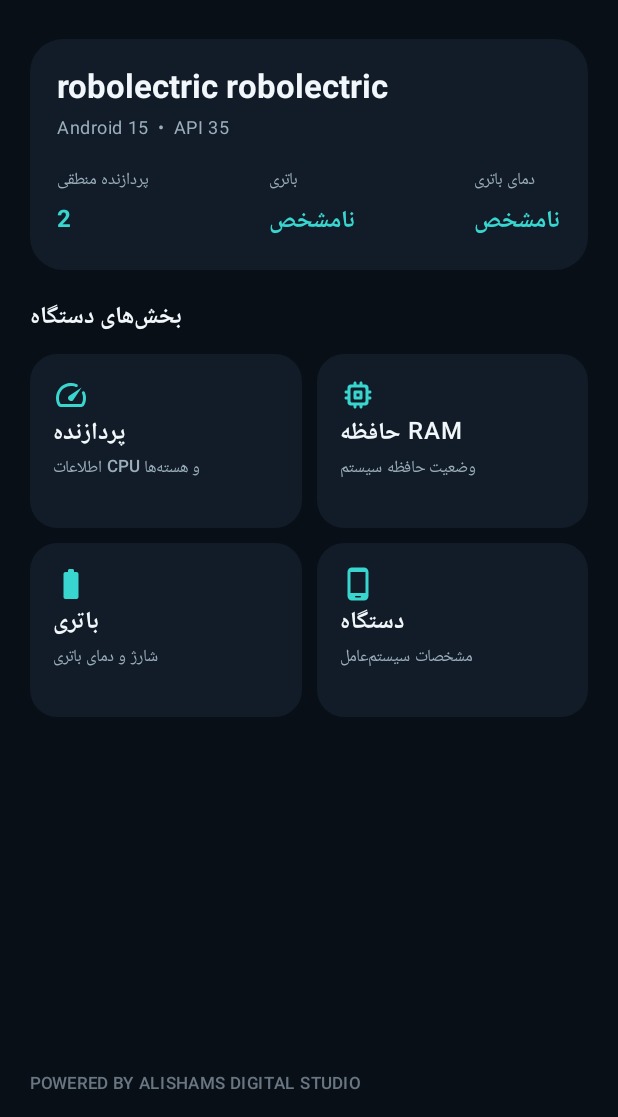
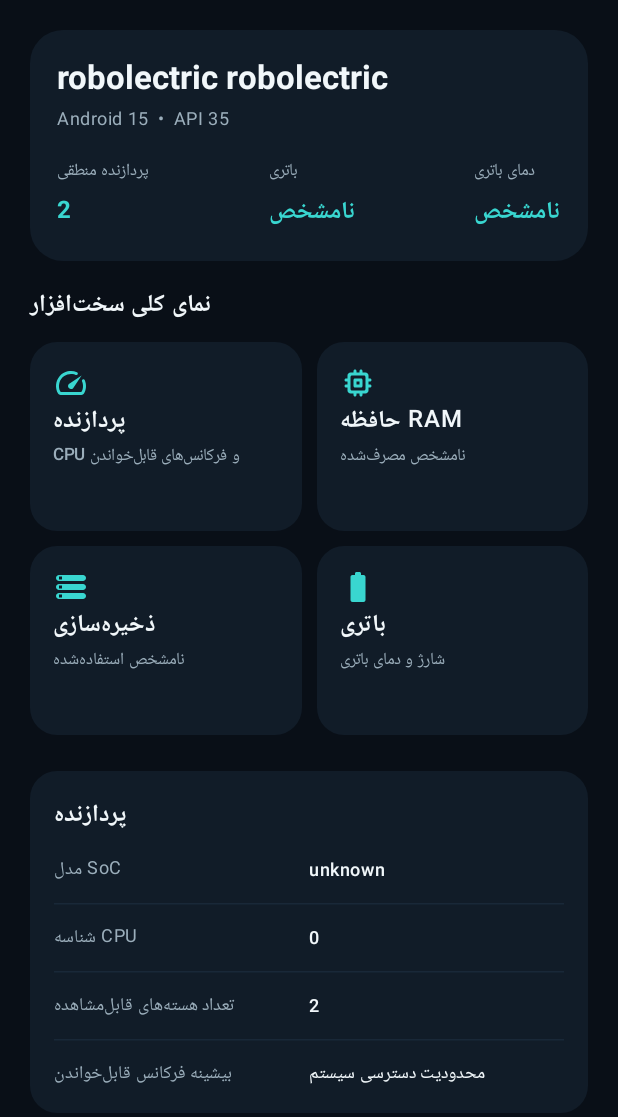
Before and after one commit to theslyapex/sakhtafzar-shenas, an Android app built with Jetpack Compose: the screen it shows after launch (MainActivity), on a phone screen of 412 x 824 dp, the part 119-1236 px from its top. Run offline under Robolectric (Android 15) with nearby library versions, the phone set to English and light mode, and no system bars.

Commit message:
feat: expand dashboard with hardware inventory and live system metrics

```diff
--- a/app/src/main/java/ir/alishams/hardwareshenas/ui/HardwareShenasApp.kt
+++ b/app/src/main/java/ir/alishams/hardwareshenas/ui/HardwareShenasApp.kt
@@ -1,7 +1,5 @@
 package ir.alishams.hardwareshenas.ui
 
-import android.app.ActivityManager
-import android.content.Context
 import androidx.compose.foundation.background
 import androidx.compose.foundation.layout.Arrangement
 import androidx.compose.foundation.layout.Column
@@ -11,6 +9,7 @@ import androidx.compose.foundation.layout.fillMaxSize
 import androidx.compose.foundation.layout.fillMaxWidth
 import androidx.compose.foundation.layout.height
 import androidx.compose.foundation.layout.padding
+import androidx.compose.foundation.lazy.LazyColumn
 import androidx.compose.foundation.lazy.grid.GridCells
 import androidx.compose.foundation.lazy.grid.LazyVerticalGrid
 import androidx.compose.foundation.lazy.grid.items
@@ -19,7 +18,9 @@ import androidx.compose.material.icons.Icons
 import androidx.compose.material.icons.rounded.BatteryFull
 import androidx.compose.material.icons.rounded.Memory
 import androidx.compose.material.icons.rounded.PhoneAndroid
+import androidx.compose.material.icons.rounded.Sensors
 import androidx.compose.material.icons.rounded.Speed
+import androidx.compose.material.icons.rounded.Storage
 import androidx.compose.material3.Card
 import androidx.compose.material3.CardDefaults
 import androidx.compose.material3.Icon
@@ -36,97 +37,113 @@ import androidx.compose.ui.text.font.FontWeight
 import androidx.compose.ui.unit.dp
 import ir.alishams.hardwareshenas.data.DeviceInfoReader
 import ir.alishams.hardwareshenas.data.DeviceSnapshot
+import ir.alishams.hardwareshenas.data.HardwareDetailsReader
+import ir.alishams.hardwareshenas.data.toStorageLabel
 import ir.alishams.hardwareshenas.ui.theme.CyanAccent
 import ir.alishams.hardwareshenas.ui.theme.Midnight
 import ir.alishams.hardwareshenas.ui.theme.SurfaceDark
 import ir.alishams.hardwareshenas.ui.theme.SurfaceElevated
 import ir.alishams.hardwareshenas.ui.theme.TextSecondary
 
-private data class DashboardModule(
-    val title: String,
-    val subtitle: String,
-    val icon: ImageVector
-)
+private data class DashboardModule(val title: String, val subtitle: String, val icon: ImageVector)
 
 @Composable
 fun HardwareShenasApp() {
     val context = LocalContext.current
     val snapshot = remember { DeviceInfoReader(context).readSnapshot() }
+    val details = remember { HardwareDetailsReader(context).read() }
+    val usedRam = (details.memory.totalBytes - details.memory.availableBytes).coerceAtLeast(0L)
+    val usedStorage = (details.storage.totalBytes - details.storage.availableBytes).coerceAtLeast(0L)
+    val modules = listOf(
+        DashboardModule("پردازنده", "CPU و فرکانس‌های قابل‌خواندن", Icons.Rounded.Speed),
+        DashboardModule("حافظه RAM", "${usedRam.toStorageLabel()} مصرف‌شده", Icons.Rounded.Memory),
+        DashboardModule("ذخیره‌سازی", "${usedStorage.toStorageLabel()} استفاده‌شده", Icons.Rounded.Storage),
+        DashboardModule("باتری", "شارژ و دمای باتری", Icons.Rounded.BatteryFull),
+        DashboardModule("سنسورها", "${details.sensors.size} سنسور شناسایی‌شده", Icons.Rounded.Sensors),
+        DashboardModule("دستگاه", "مشخصات سیستم‌عامل", Icons.Rounded.PhoneAndroid)
+    )
 
     Scaffold(containerColor = Midnight) { padding ->
-        Column(
+        LazyColumn(
             modifier = Modifier
                 .fillMaxSize()
                 .background(Midnight)
-                .padding(padding)
-                .padding(horizontal = 20.dp)
+                .padding(padding),
+            contentPadding = androidx.compose.foundation.layout.PaddingValues(horizontal = 20.dp, vertical = 22.dp),
+            verticalArrangement = Arrangement.spacedBy(16.dp)
         ) {
-            Spacer(Modifier.height(22.dp))
+            item {
                 Row(
                     modifier = Modifier.fillMaxWidth(),
                     verticalAlignment = Alignment.CenterVertically,
                     horizontalArrangement = Arrangement.SpaceBetween
                 ) {
                     Column {
-                    Text(
-                        text = "سخت‌افزار شناس",
-                        style = MaterialTheme.typography.headlineSmall,
-                        fontWeight = FontWeight.Bold,
-                        color = MaterialTheme.colorScheme.onBackground
-                    )
-                    Text(
-                        text = "شناخت دقیق‌تر از دستگاهت",
-                        style = MaterialTheme.typography.bodySmall,
-                        color = TextSecondary
-                    )
+                        Text("سخت‌افزار شناس", style = MaterialTheme.typography.headlineSmall, fontWeight = FontWeight.Bold, color = MaterialTheme.colorScheme.onBackground)
+                        Text("شناخت دقیق‌تر از دستگاهت", style = MaterialTheme.typography.bodySmall, color = TextSecondary)
                     }
                     Text(
-                    text = "HS",
+                        "HS",
                         color = CyanAccent,
                         fontWeight = FontWeight.Black,
                         style = MaterialTheme.typography.titleLarge,
-                    modifier = Modifier
-                        .background(SurfaceElevated, RoundedCornerShape(14.dp))
-                        .padding(horizontal = 15.dp, vertical = 10.dp)
+                        modifier = Modifier.background(SurfaceElevated, RoundedCornerShape(14.dp)).padding(horizontal = 15.dp, vertical = 10.dp)
                     )
                 }
-
-            Spacer(Modifier.height(22.dp))
-            DeviceHero(snapshot)
-            Spacer(Modifier.height(18.dp))
-
-            Text(
-                text = "بخش‌های دستگاه",
-                style = MaterialTheme.typography.titleMedium,
-                fontWeight = FontWeight.Bold,
-                color = MaterialTheme.colorScheme.onBackground
-            )
+            }
+            item { DeviceHero(snapshot) }
+            item {
+                Column {
+                    Text("نمای کلی سخت‌افزار", style = MaterialTheme.typography.titleMedium, fontWeight = FontWeight.Bold, color = MaterialTheme.colorScheme.onBackground)
                     Spacer(Modifier.height(10.dp))
-
-            val modules = listOf(
-                DashboardModule("پردازنده", "اطلاعات CPU و هسته‌ها", Icons.Rounded.Speed),
-                DashboardModule("حافظه RAM", "وضعیت حافظه سیستم", Icons.Rounded.Memory),
-                DashboardModule("باتری", "شارژ و دمای باتری", Icons.Rounded.BatteryFull),
-                DashboardModule("دستگاه", "مشخصات سیستم‌عامل", Icons.Rounded.PhoneAndroid)
-            )
-            LazyVerticalGrid(
+                    androidx.compose.foundation.lazy.grid.LazyVerticalGrid(
                         columns = GridCells.Fixed(2),
-                modifier = Modifier.weight(1f),
+                        modifier = Modifier.height(270.dp),
                         verticalArrangement = Arrangement.spacedBy(10.dp),
-                horizontalArrangement = Arrangement.spacedBy(10.dp)
+                        horizontalArrangement = Arrangement.spacedBy(10.dp),
+                        userScrollEnabled = false
                     ) {
-                items(modules) { module ->
-                    ModuleCard(module)
+                        items(modules) { ModuleCard(it) }
                     }
                 }
+            }
+            item {
+                InfoPanel(
+                    title = "پردازنده",
+                    rows = listOf(
+                        "مدل SoC" to (details.cpu.socModel ?: "در دسترس نیست"),
+                        "شناسه CPU" to (details.cpu.cpuName ?: "در دسترس نیست"),
+                        "تعداد هسته‌های قابل‌مشاهده" to details.cpu.coreCount.toString(),
+                        "بیشینه فرکانس قابل‌خواندن" to (details.cpu.maxFrequencyMhz?.let { "${it} MHz" } ?: "محدودیت دسترسی سیستم")
+                    )
+                )
+            }
+            item {
+                InfoPanel(
+                    title = "حافظه و ذخیره‌سازی",
+                    rows = listOf(
+                        "RAM کل" to details.memory.totalBytes.toStorageLabel(),
+                        "RAM در دسترس" to details.memory.availableBytes.toStorageLabel(),
+                        "حافظه داخلی کل" to details.storage.totalBytes.toStorageLabel(),
+                        "حافظه داخلی آزاد" to details.storage.availableBytes.toStorageLabel()
+                    )
+                )
+            }
+            item {
+                InfoPanel(
+                    title = "سنسورهای شناسایی‌شده",
+                    rows = details.sensors.take(8).map { it.name to it.vendor } +
+                        if (details.sensors.size > 8) listOf("سایر سنسورها" to "${details.sensors.size - 8} مورد دیگر") else emptyList()
+                )
+            }
+            item {
                 Text(
-                text = "POWERED BY ALISHAMS DIGITAL STUDIO",
-                modifier = Modifier
-                    .fillMaxWidth()
-                    .padding(vertical = 14.dp),
+                    "POWERED BY ALISHAMS DIGITAL STUDIO",
+                    modifier = Modifier.fillMaxWidth().padding(vertical = 8.dp),
                     color = TextSecondary.copy(alpha = 0.65f),
                     style = MaterialTheme.typography.labelSmall
                 )
+            }
         }
     }
 }
@@ -139,23 +156,11 @@ private fun DeviceHero(snapshot: DeviceSnapshot) {
         colors = CardDefaults.cardColors(containerColor = SurfaceDark)
     ) {
         Column(Modifier.padding(18.dp)) {
-            Text(
-                text = "${snapshot.manufacturer} ${snapshot.model}",
-                color = MaterialTheme.colorScheme.onSurface,
-                style = MaterialTheme.typography.titleLarge,
-                fontWeight = FontWeight.Bold
-            )
+            Text("${snapshot.manufacturer} ${snapshot.model}", color = MaterialTheme.colorScheme.onSurface, style = MaterialTheme.typography.titleLarge, fontWeight = FontWeight.Bold)
             Spacer(Modifier.height(5.dp))
-            Text(
-                text = "Android ${snapshot.androidVersion}  •  API ${snapshot.sdkInt}",
-                color = TextSecondary,
-                style = MaterialTheme.typography.bodySmall
-            )
+            Text("Android ${snapshot.androidVersion}  •  API ${snapshot.sdkInt}", color = TextSecondary, style = MaterialTheme.typography.bodySmall)
             Spacer(Modifier.height(18.dp))
-            Row(
-                modifier = Modifier.fillMaxWidth(),
-                horizontalArrangement = Arrangement.SpaceBetween
-            ) {
+            Row(modifier = Modifier.fillMaxWidth(), horizontalArrangement = Arrangement.SpaceBetween) {
                 Metric("پردازنده منطقی", snapshot.processorCount.toString())
                 Metric("باتری", snapshot.batteryPercent?.let { "$it٪" } ?: "نامشخص")
                 Metric("دمای باتری", snapshot.batteryTemperatureC?.let { "$it°C" } ?: "نامشخص")
@@ -176,16 +181,11 @@ private fun Metric(label: String, value: String) {
 @Composable
 private fun ModuleCard(module: DashboardModule) {
     Card(
-        modifier = Modifier
-            .fillMaxWidth()
-            .height(116.dp),
+        modifier = Modifier.fillMaxWidth().height(126.dp),
         shape = RoundedCornerShape(18.dp),
         colors = CardDefaults.cardColors(containerColor = SurfaceDark)
     ) {
-        Column(
-            modifier = Modifier.padding(15.dp),
-            verticalArrangement = Arrangement.SpaceBetween
-        ) {
+        Column(modifier = Modifier.padding(15.dp), verticalArrangement = Arrangement.SpaceBetween) {
             Icon(module.icon, contentDescription = null, tint = CyanAccent)
             Column {
                 Text(module.title, color = MaterialTheme.colorScheme.onSurface, fontWeight = FontWeight.SemiBold)
@@ -194,3 +194,25 @@ private fun ModuleCard(module: DashboardModule) {
         }
     }
 }
+
+@Composable
+private fun InfoPanel(title: String, rows: List<Pair<String, String>>) {
+    Card(
+        modifier = Modifier.fillMaxWidth(),
+        shape = RoundedCornerShape(18.dp),
+        colors = CardDefaults.cardColors(containerColor = SurfaceDark)
+    ) {
+        Column(Modifier.padding(16.dp), verticalArrangement = Arrangement.spacedBy(12.dp)) {
+            Text(title, color = MaterialTheme.colorScheme.onSurface, fontWeight = FontWeight.Bold, style = MaterialTheme.typography.titleMedium)
+            rows.forEachIndexed { index, row ->
+                Row(Modifier.fillMaxWidth(), horizontalArrangement = Arrangement.SpaceBetween, verticalAlignment = Alignment.CenterVertically) {
+                    Text(row.first, color = TextSecondary, style = MaterialTheme.typography.bodySmall, modifier = Modifier.weight(1f))
+                    Text(row.second, color = MaterialTheme.colorScheme.onSurface, style = MaterialTheme.typography.bodySmall, fontWeight = FontWeight.Medium, modifier = Modifier.weight(1f))
+                }
+                if (index != rows.lastIndex) {
+                    androidx.compose.material3.HorizontalDivider(color = SurfaceElevated)
+                }
+            }
+        }
+    }
+}
```
Lines whose indentation alone changed are shown as unchanged.
